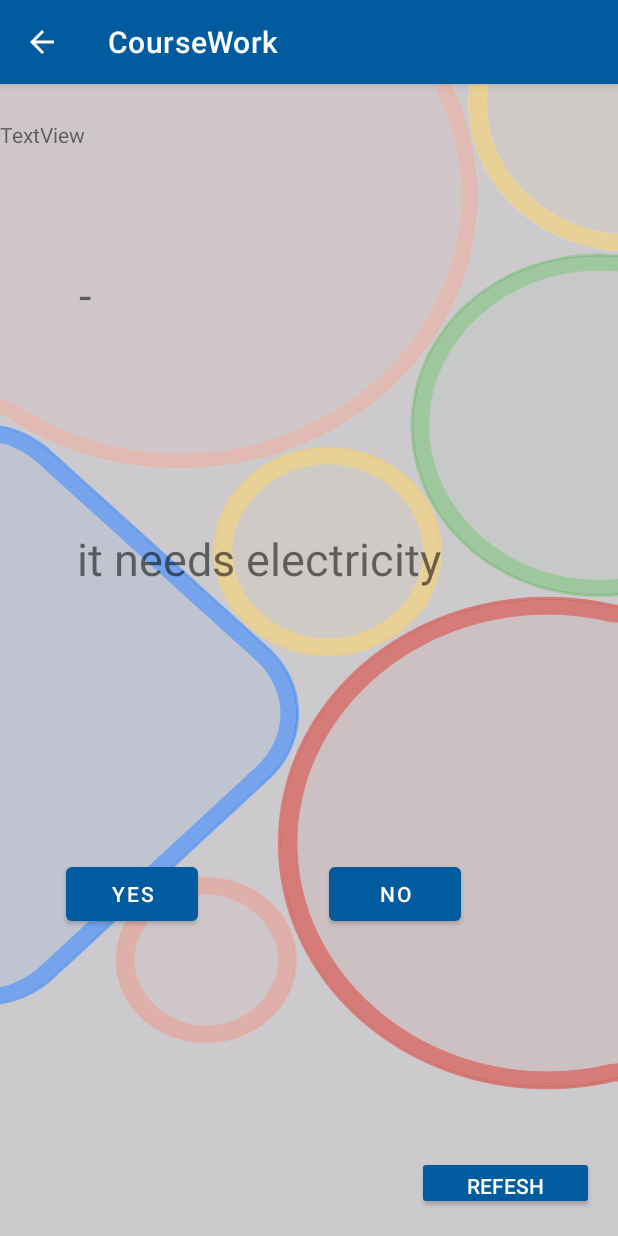
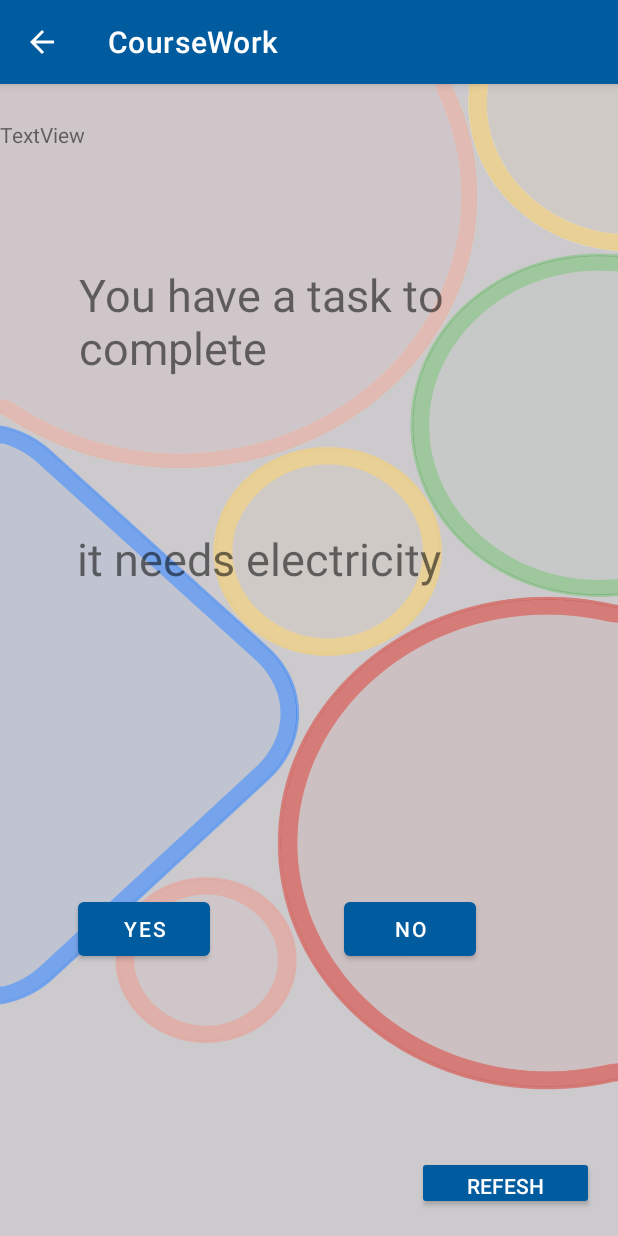
Before and after one commit to AltTheo/Android_PAPL, an Android app: the screen it shows after launch (MainActivity), on a phone screen of 412 x 824 dp. Run offline under Robolectric (Android 15) with nearby library versions, the phone set to English and light mode, and no system bars; Roboto replaces fonts that are not available here.

Commit message:
changes to colour

```diff
--- a/app/src/main/res/layout/activity_main.xml
+++ b/app/src/main/res/layout/activity_main.xml
@@ -32,19 +32,6 @@
         app:layout_constraintTop_toTopOf="parent" />
 
     <Button
-        android:id="@+id/button"
-        android:layout_width="wrap_content"
-        android:layout_height="wrap_content"
-        android:layout_marginStart="44dp"
-        android:onClick="yesClick"
-        android:text="@string/yes"
-        app:layout_constraintBottom_toBottomOf="parent"
-        app:layout_constraintStart_toStartOf="parent"
-        app:layout_constraintTop_toTopOf="parent"
-        app:layout_constraintVertical_bias="0.717"
-        app:rippleColor="@android:color/holo_blue_bright" />
-
-    <Button
         android:id="@+id/button2"
         android:layout_width="wrap_content"
         android:layout_height="wrap_content"
@@ -52,10 +39,23 @@
         android:text="@string/no"
         app:layout_constraintBottom_toBottomOf="parent"
         app:layout_constraintEnd_toEndOf="parent"
-        app:layout_constraintHorizontal_bias="0.455"
+        app:layout_constraintHorizontal_bias="0.486"
         app:layout_constraintStart_toEndOf="@+id/button"
         app:layout_constraintTop_toTopOf="parent"
-        app:layout_constraintVertical_bias="0.717"
+        app:layout_constraintVertical_bias="0.749"
+        app:rippleColor="@android:color/holo_blue_bright" />
+
+    <Button
+        android:id="@+id/button"
+        android:layout_width="wrap_content"
+        android:layout_height="wrap_content"
+        android:layout_marginStart="52dp"
+        android:onClick="yesClick"
+        android:text="@string/yes"
+        app:layout_constraintBottom_toBottomOf="parent"
+        app:layout_constraintStart_toStartOf="parent"
+        app:layout_constraintTop_toTopOf="parent"
+        app:layout_constraintVertical_bias="0.749"
         app:rippleColor="@android:color/holo_blue_bright" />
 
     <Button
@@ -70,7 +70,8 @@
         app:layout_constraintHorizontal_bias="0.945"
         app:layout_constraintStart_toStartOf="parent"
         app:layout_constraintTop_toTopOf="parent"
-        app:layout_constraintVertical_bias="0.976" />
+        app:layout_constraintVertical_bias="0.976"
+        app:rippleColor="@android:color/holo_blue_bright" />
 
     <TextView
         android:id="@+id/wlcDisplay"
--- a/app/src/main/res/layout/activity_welcome_screen.xml
+++ b/app/src/main/res/layout/activity_welcome_screen.xml
@@ -38,6 +38,7 @@
         android:layout_height="wrap_content"
         android:layout_marginTop="424dp"
         android:text="agree?"
+        android:textColorLink="@android:color/holo_blue_bright"
         android:textSize="16sp"
         app:layout_constraintEnd_toEndOf="parent"
         app:layout_constraintHorizontal_bias="0.296"
--- a/app/src/main/res/raw/generator4.csv
+++ b/app/src/main/res/raw/generator4.csv
@@ -1,5 +1,5 @@
-0,1,45,-,it needs electricity
-1,2,47,You want to do a computer related task,-
+0,1,45,You have a task to complete,it needs electricity
+1,2,47,The task is a computer related one,-
 2,3,13,-,does the area have power
 3,4,46,-,is the voltage of the power good and safe?
 4,5,12,-,could any interruptions affect the creditibility of your work?
```
